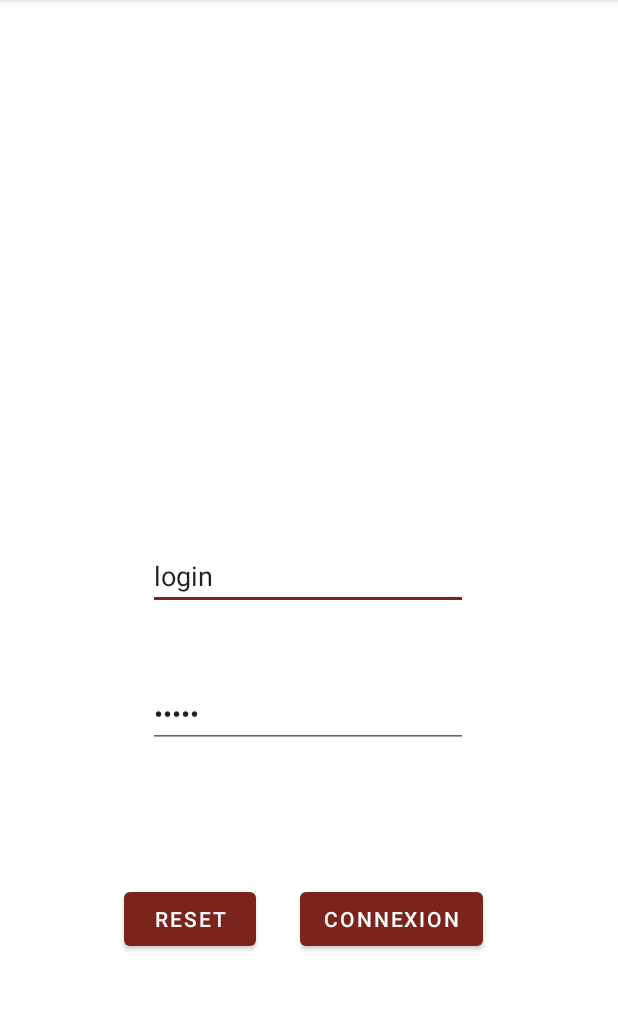
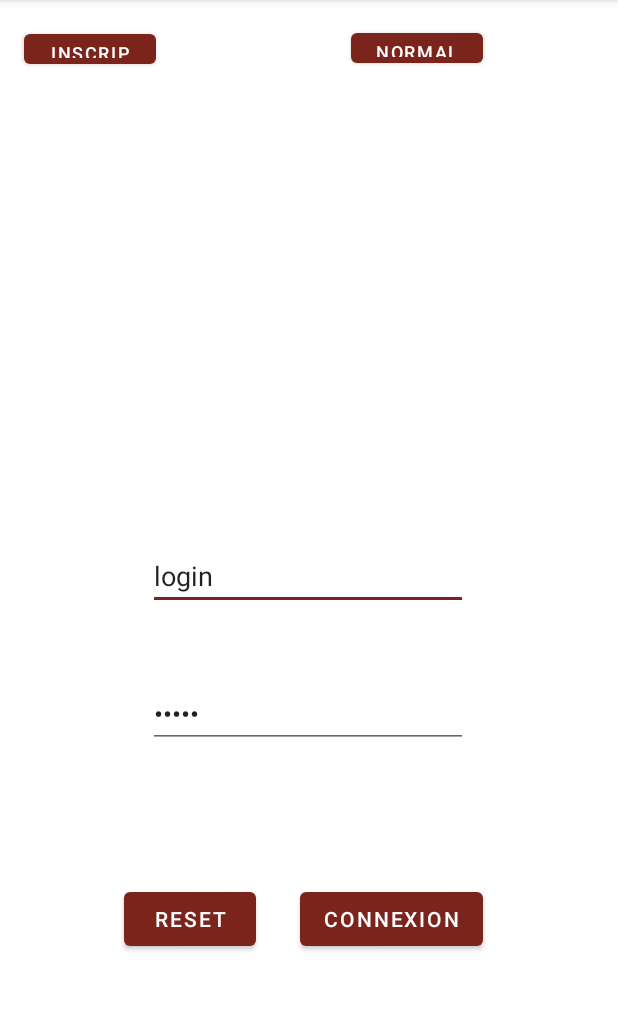
Before and after one commit to Polozeed/androidESEO, an Android app: the screen it shows after launch (ApelleApiActivity before the commit, ConnexionActivity after it), after a tap on "API", on a phone screen of 412 x 824 dp, the part 84-1095 px from its top. Run offline under Robolectric (Android 15) with nearby library versions, the phone set to English and light mode, and no system bars; 1 other tap on this screen came first.

Commit message:
page Inscription + debut Liste client 11/05/2021

```diff
--- a/app/src/main/AndroidManifest.xml
+++ b/app/src/main/AndroidManifest.xml
@@ -8,6 +8,7 @@
 
     <application
         android:allowBackup="true"
+        android:name="com.example.androideseo.ui.MyApp"
         android:icon="@drawable/app"
         android:label="Les bons plans Angevins ?"
         android:roundIcon="@mipmap/ic_launcher_round"
@@ -17,7 +18,8 @@
 
         <activity android:name=".ui.ParametreActivity"></activity>
         <activity android:name=".ui.RecyclerActivity" />
-        <activity android:name=".ui.ApelleApiActivity" />
+        <activity android:name=".ui.InscriptionActivity" />
+        <activity android:name=".ui.ConnexionActivity" />
         <activity android:name=".ui.SensorActivity" />
         <activity android:name=".ui.MapActivity" />
         <activity android:name=".ui.HistoryActivity" />
--- a/app/src/main/java/com/example/androideseo/data/AdapterApi.kt
+++ b/app/src/main/java/com/example/androideseo/data/AdapterApi.kt
@@ -8,13 +8,13 @@ import androidx.constraintlayout.widget.ConstraintLayout
 import androidx.recyclerview.widget.RecyclerView
 import com.afollestad.recyclical.datasource.DataSource
 import com.example.androideseo.R
-import com.example.androideseo.ui.ApelleApiActivity
+import com.example.androideseo.ui.ConnexionActivity
 
 
 class AdapterApi(private val res: DataSource<Any>) : RecyclerView.Adapter<AdapterApi.ViewHolder>() {
 
     class ViewHolder(itemView: View) : RecyclerView.ViewHolder(itemView) {
-        fun showItem(param: ApelleApiActivity.UserApi) {
+        fun showItem(param: ConnexionActivity.UserApi) {
             itemView.findViewById<TextView>(R.id.param).text= param.toString()
             itemView.findViewById<ConstraintLayout>(R.id.title).setOnClickListener{
             }
--- /dev/null
+++ b/app/src/main/java/com/example/androideseo/ui/ConnexionActivity.kt
@@ -0,0 +1,102 @@
+package com.example.androideseo.ui
+
+import android.content.Context
+import android.content.Intent
+import android.os.Bundle
+import android.widget.EditText
+import android.widget.Toast
+import androidx.appcompat.app.AppCompatActivity
+import com.example.androideseo.R
+import com.example.androideseo.data.LocalPreferences
+import com.example.androideseo.databinding.ActivityConnexionBinding
+import com.example.androideseo.databinding.ActivityInscriptionBinding
+import com.example.androideseo.service.ServiceClient
+import kotlinx.coroutines.CoroutineScope
+import kotlinx.coroutines.Dispatchers
+import kotlinx.coroutines.launch
+
+
+class ConnexionActivity : AppCompatActivity() {
+
+    private lateinit var binding: ActivityConnexionBinding// <-- Référence à notre ViewBinding
+
+    // Objet présent dans la liste (structure objet)
+    data class User (var id : Int, var name : String, var content : String, var done : Boolean)
+    data class UserApi ( var data : Array<User>)
+
+
+
+    companion object {
+        fun getStartIntent(context: Context): Intent {
+            return Intent(context, ConnexionActivity::class.java)
+        }
+    }
+
+
+    override fun onCreate(savedInstanceState: Bundle?) {
+        super.onCreate(savedInstanceState)
+        setContentView(R.layout.activity_main)
+
+        binding = ActivityConnexionBinding.inflate(layoutInflater)
+        setContentView(binding.root)
+
+        // get reference to all views
+        var user_name = findViewById<EditText>(R.id.login)
+        var password = findViewById<EditText>(R.id.password)
+
+
+        binding.btnReset?.setOnClickListener {
+            // clearing user_name and password edit text views on reset button click
+            user_name.setText("")
+            password.setText("")
+        }
+
+        // set on-click listener
+        binding.btnConnection?.setOnClickListener {
+            val user_name = user_name.text;
+            val password = password.text;
+            CoroutineScope(Dispatchers.IO).launch {
+                runCatching {
+                    val res = ServiceClient.instance.connexion(user_name,password)
+                    LocalPreferences.getInstance(this@ConnexionActivity).addTokenToHistory(res.token)
+                    runOnUiThread{
+                        Toast.makeText(this@ConnexionActivity, "Vous etes connecté",
+                                Toast.LENGTH_SHORT).show()
+                        startActivity(MainActivity.getStartIntent(this@ConnexionActivity))
+                    }
+                }
+            }
+        }
+
+
+        binding.testliste?.setOnClickListener {
+            val user_name = user_name.text;
+            val password = password.text;
+            CoroutineScope(Dispatchers.IO).launch {
+                runCatching {
+                    val res = ServiceClient.instance.test()
+                    runOnUiThread{
+                        Toast.makeText(this@ConnexionActivity, res.size.toString(),
+                                Toast.LENGTH_SHORT).show()
+                        startActivity(MainActivity.getStartIntent(this@ConnexionActivity))
+                    }
+                }
+            }
+        }
+
+
+        binding.btnInscription?.setOnClickListener {
+            startActivity(InscriptionActivity.getStartIntent(this@ConnexionActivity))
+        }
+    }
+
+
+
+
+
+
+    override fun onSupportNavigateUp(): Boolean {
+        finish()
+        return true
+    }
+}
--- a/app/src/main/java/com/example/androideseo/ui/HistoryActivity.kt
+++ b/app/src/main/java/com/example/androideseo/ui/HistoryActivity.kt
@@ -3,7 +3,6 @@ package com.example.androideseo.ui
 
 import android.content.Context
 import android.content.Intent
-import android.net.Uri
 import android.os.Bundle
 import androidx.appcompat.app.AppCompatActivity
 import androidx.recyclerview.widget.LinearLayoutManager
--- a/app/src/main/java/com/example/androideseo/ui/ApelleApiActivity.kt
+++ b/app/src/main/java/com/example/androideseo/ui/InscriptionActivity.kt
@@ -8,16 +8,16 @@ import android.widget.Toast
 import androidx.appcompat.app.AppCompatActivity
 import com.example.androideseo.R
 import com.example.androideseo.data.LocalPreferences
-import com.example.androideseo.databinding.ActivityApelleapiBinding
+import com.example.androideseo.databinding.ActivityInscriptionBinding
+
 import com.example.androideseo.service.ServiceClient
 import kotlinx.coroutines.CoroutineScope
 import kotlinx.coroutines.Dispatchers
 import kotlinx.coroutines.launch
 
+class InscriptionActivity : AppCompatActivity() {
 
-class ApelleApiActivity : AppCompatActivity() {
-
-    private lateinit var binding: ActivityApelleapiBinding // <-- Référence à notre ViewBinding
+    private lateinit var binding: ActivityInscriptionBinding // <-- Référence à notre ViewBinding
 
     // Objet présent dans la liste (structure objet)
     data class User (var id : Int, var name : String, var content : String, var done : Boolean)
@@ -27,16 +27,16 @@ class ApelleApiActivity : AppCompatActivity() {
 
     companion object {
         fun getStartIntent(context: Context): Intent {
-            return Intent(context, ApelleApiActivity::class.java)
+            return Intent(context, InscriptionActivity::class.java)
         }
     }
 
 
     override fun onCreate(savedInstanceState: Bundle?) {
         super.onCreate(savedInstanceState)
-        setContentView(R.layout.activity_main)
+        setContentView(R.layout.activity_inscription)
 
-        binding = ActivityApelleapiBinding.inflate(layoutInflater)
+        binding = ActivityInscriptionBinding.inflate(layoutInflater)
         setContentView(binding.root)
 
         // get reference to all views
@@ -56,11 +56,12 @@ class ApelleApiActivity : AppCompatActivity() {
             val password = password.text;
             CoroutineScope(Dispatchers.IO).launch {
                 runCatching {
-                    val res = ServiceClient.instance.connexion(user_name,password)
-                    LocalPreferences.getInstance(this@ApelleApiActivity).addTokenToHistory(res.token)
+                    val res = ServiceClient.instance.inscription(user_name,password)
+                    LocalPreferences.getInstance(this@InscriptionActivity).addTokenToHistory(res.token)
                     runOnUiThread{
-                        Toast.makeText(this@ApelleApiActivity,  LocalPreferences.getInstance(this@ApelleApiActivity).getToken().toString(),
+                        Toast.makeText(this@InscriptionActivity, "Vous etes connecté",
                                 Toast.LENGTH_SHORT).show()
+                        startActivity(MainActivity.getStartIntent(this@InscriptionActivity))
                     }
                 }
             }
@@ -71,6 +72,8 @@ class ApelleApiActivity : AppCompatActivity() {
 
 
 
+
+
     override fun onSupportNavigateUp(): Boolean {
         finish()
         return true
--- a/app/src/main/java/com/example/androideseo/ui/MainActivity.kt
+++ b/app/src/main/java/com/example/androideseo/ui/MainActivity.kt
@@ -62,7 +62,7 @@ class MainActivity : AppCompatActivity() {
 
 
         binding.buttonApi?.setOnClickListener {
-            startActivity(ApelleApiActivity.getStartIntent(this@MainActivity))
+            startActivity(ConnexionActivity.getStartIntent(this@MainActivity))
         }
 
         binding.logo?.setOnClickListener {
--- /dev/null
+++ b/app/src/main/java/com/example/androideseo/ui/MyApp.kt
@@ -0,0 +1,19 @@
+package com.example.androideseo.ui
+
+import android.app.Application
+import android.content.Context
+
+
+class MyApp : Application() {
+    override fun onCreate() {
+        instance = this
+        super.onCreate()
+    }
+
+    companion object {
+        var instance: MyApp? = null
+            private set
+        val context: Context?
+            get() = instance
+    }
+}
--- /dev/null
+++ b/app/src/main/res/layout/activity_connexion.xml
@@ -0,0 +1,87 @@
+<?xml version="1.0" encoding="utf-8"?>
+<androidx.constraintlayout.widget.ConstraintLayout xmlns:android="http://schemas.android.com/apk/res/android"
+    xmlns:tools="http://schemas.android.com/tools"
+    android:layout_width="match_parent"
+    android:layout_height="match_parent"
+    xmlns:app="http://schemas.android.com/apk/res-auto">
+
+
+    <Button
+        android:id="@+id/testliste"
+        android:layout_width="88dp"
+        android:layout_height="32dp"
+        android:text="@string/normal"
+        android:textSize="18px"
+        app:layout_constraintBottom_toBottomOf="parent"
+        app:layout_constraintHorizontal_bias="1.0"
+        app:layout_constraintLeft_toLeftOf="parent"
+        app:layout_constraintRight_toRightOf="@id/btn_connection"
+        app:layout_constraintTop_toTopOf="parent"
+        app:layout_constraintVertical_bias="0.022" />
+
+    <Button
+        android:id="@+id/btn_inscription"
+        android:layout_width="88dp"
+        android:layout_height="32dp"
+        android:text="@string/inscription"
+        android:textSize="18px"
+        app:layout_constraintBottom_toBottomOf="parent"
+        app:layout_constraintHorizontal_bias="0.068"
+        app:layout_constraintLeft_toLeftOf="parent"
+        app:layout_constraintRight_toRightOf="@id/btn_connection"
+        app:layout_constraintTop_toTopOf="parent"
+        app:layout_constraintVertical_bias="0.023" />
+
+    <Button
+        android:id="@+id/btn_connection"
+        android:layout_width="wrap_content"
+        android:layout_height="wrap_content"
+        android:text="@string/connexion"
+        app:layout_constraintBottom_toBottomOf="parent"
+        app:layout_constraintHorizontal_bias="0.69"
+        app:layout_constraintLeft_toLeftOf="parent"
+        app:layout_constraintRight_toRightOf="parent"
+        app:layout_constraintTop_toTopOf="parent"
+        app:layout_constraintVertical_bias="0.818" />
+
+    <Button
+        android:id="@+id/btn_reset"
+        android:layout_width="wrap_content"
+        android:layout_height="wrap_content"
+        android:text="@string/reset"
+
+        app:layout_constraintBottom_toBottomOf="parent"
+        app:layout_constraintHorizontal_bias="0.354"
+        app:layout_constraintLeft_toLeftOf="parent"
+        app:layout_constraintRight_toRightOf="@id/btn_connection"
+        app:layout_constraintTop_toTopOf="parent"
+        app:layout_constraintVertical_bias="0.818" />
+
+    <EditText
+        android:id="@+id/login"
+        android:layout_width="wrap_content"
+        android:layout_height="wrap_content"
+        android:ems="10"
+        android:inputType="textPersonName"
+        android:text="@string/login"
+        app:layout_constraintBottom_toBottomOf="parent"
+        app:layout_constraintHorizontal_bias="0.498"
+        app:layout_constraintLeft_toLeftOf="parent"
+        app:layout_constraintRight_toRightOf="parent"
+        app:layout_constraintTop_toTopOf="parent"
+ />
+
+    <EditText
+        android:id="@+id/password"
+        android:layout_width="wrap_content"
+        android:layout_height="wrap_content"
+        android:layout_marginTop="92dp"
+        android:ems="10"
+        android:text="@string/login"
+        android:inputType="textPassword"
+        app:layout_constraintHorizontal_bias="0.0"
+        app:layout_constraintLeft_toLeftOf="@id/login"
+        app:layout_constraintRight_toRightOf="@id/login"
+        app:layout_constraintTop_toTopOf="@id/login" />
+
+</androidx.constraintlayout.widget.ConstraintLayout>
--- a/app/src/main/res/layout/activity_apelleapi.xml
+++ b/app/src/main/res/layout/activity_inscription.xml
@@ -10,7 +10,7 @@
         android:id="@+id/btn_connection"
         android:layout_width="wrap_content"
         android:layout_height="wrap_content"
-        android:text="@string/connexion"
+        android:text="@string/inscription"
         app:layout_constraintBottom_toBottomOf="parent"
         app:layout_constraintHorizontal_bias="0.69"
         app:layout_constraintLeft_toLeftOf="parent"
@@ -43,7 +43,7 @@
         app:layout_constraintLeft_toLeftOf="parent"
         app:layout_constraintRight_toRightOf="parent"
         app:layout_constraintTop_toTopOf="parent"
- />
+        />
 
     <EditText
         android:id="@+id/password"
--- a/app/src/main/res/values/strings.xml
+++ b/app/src/main/res/values/strings.xml
@@ -46,6 +46,7 @@
     <string name="login">login</string>
     <string name="reset">reset</string>
     <string name="connexion">connexion</string>
+    <string name="inscription">inscription</string>
 
 
 </resources>
```
Also changed, not shown: app/src/main/java/com/example/androideseo/data/LocalPreferences.kt (+3 -4 lines), app/src/main/java/com/example/androideseo/service/ApiService.kt (+14 -4 lines), app/src/main/java/com/example/androideseo/service/ServiceClient.kt (+18 -2 lines).
